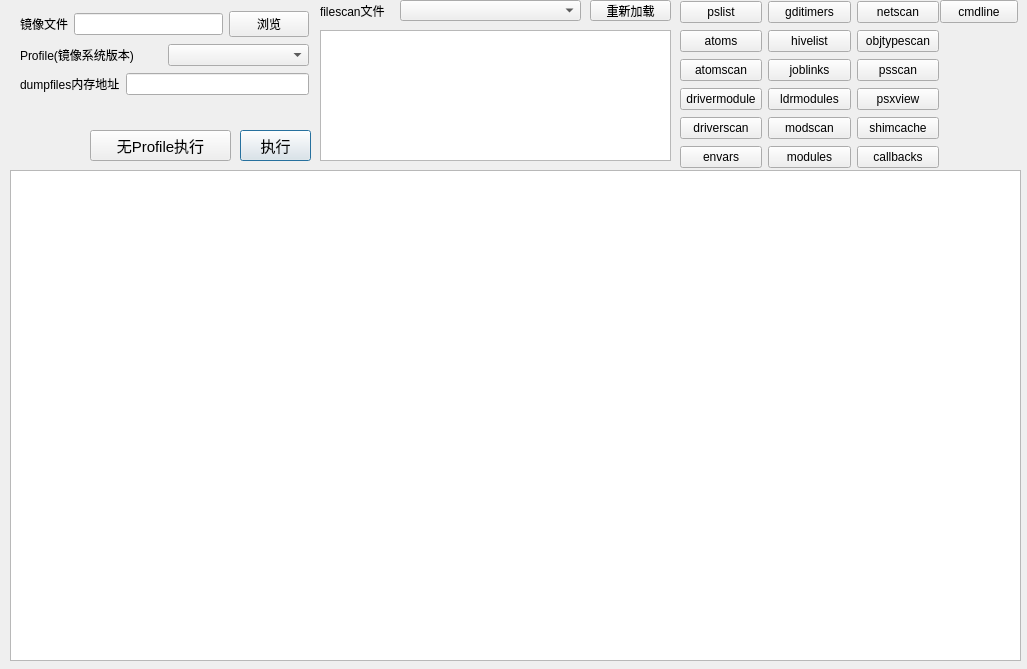
Old version of the form Guiv1.ui in the repository Tokeii0/VolatilityPro.
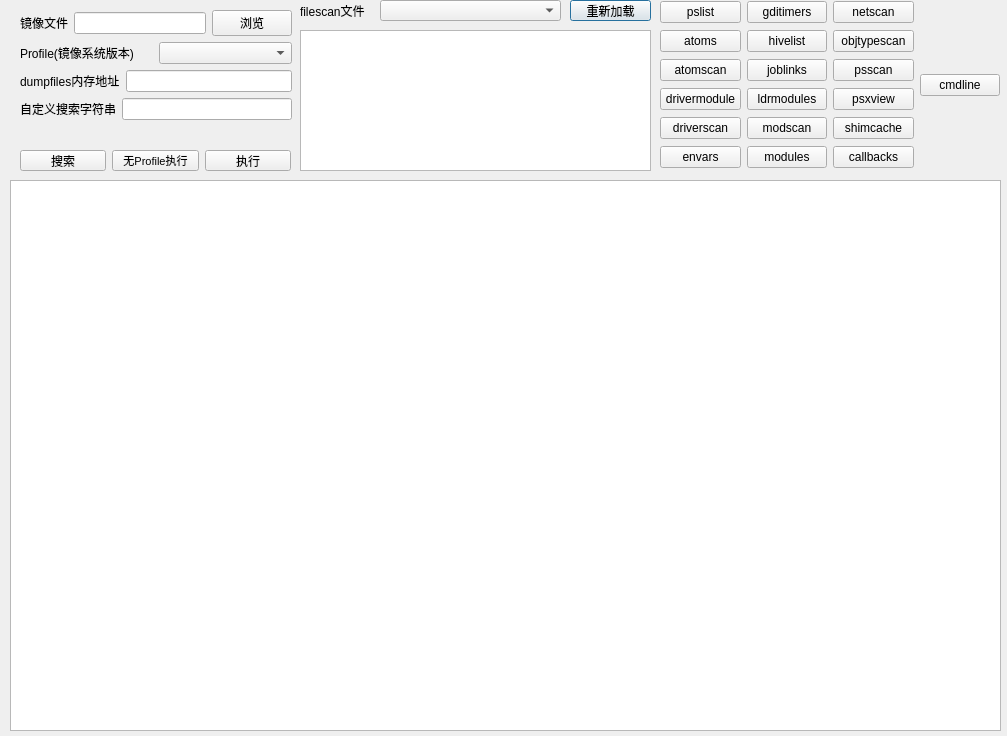
New version of the form. Icons and pictures are not drawn.

Commit message: 新增功能 内存镜像字符串搜索

Diff of the .ui file:
```diff
--- a/Guiv1.ui
+++ b/Guiv1.ui
@@ -6,55 +6,27 @@
    <rect>
     <x>0</x>
     <y>0</y>
-    <width>1027</width>
-    <height>669</height>
+    <width>1007</width>
+    <height>736</height>
    </rect>
   </property>
   <property name="windowTitle">
    <string>Dialog</string>
   </property>
-  <widget class="QPushButton" name="pushButton_2">
-   <property name="geometry">
-    <rect>
-     <x>240</x>
-     <y>130</y>
-     <width>71</width>
-     <height>31</height>
-    </rect>
-   </property>
-   <property name="font">
-    <font>
-     <pointsize>11</pointsize>
-    </font>
-   </property>
-   <property name="text">
-    <string>执行</string>
-   </property>
-   <property name="icon">
-    <iconset>
-     <normaloff>res/2.gif</normaloff>res/2.gif</iconset>
-   </property>
-   <property name="iconSize">
-    <size>
-     <width>20</width>
-     <height>20</height>
-    </size>
-   </property>
-  </widget>
   <widget class="QListWidget" name="listWidget">
    <property name="geometry">
     <rect>
-     <x>320</x>
+     <x>300</x>
      <y>30</y>
      <width>351</width>
-     <height>131</height>
+     <height>141</height>
     </rect>
    </property>
   </widget>
   <widget class="QComboBox" name="comboBox_2">
    <property name="geometry">
     <rect>
-     <x>400</x>
+     <x>380</x>
      <y>0</y>
      <width>181</width>
      <height>21</height>
@@ -64,7 +36,7 @@
   <widget class="QPushButton" name="reloadingButton">
    <property name="geometry">
     <rect>
-     <x>590</x>
+     <x>570</x>
      <y>0</y>
      <width>81</width>
      <height>21</height>
@@ -84,7 +56,7 @@
   <widget class="QLabel" name="label_5">
    <property name="geometry">
     <rect>
-     <x>320</x>
+     <x>300</x>
      <y>0</y>
      <width>71</width>
      <height>21</height>
@@ -99,8 +71,8 @@
     <rect>
      <x>20</x>
      <y>10</y>
-     <width>289</width>
-     <height>86</height>
+     <width>272</width>
+     <height>136</height>
     </rect>
    </property>
    <layout class="QVBoxLayout" name="verticalLayout_2">
@@ -161,69 +133,53 @@
       </item>
      </layout>
     </item>
+    <item>
+     <layout class="QHBoxLayout" name="horizontalLayout_5">
+      <item>
+       <widget class="QLabel" name="label_4">
+        <property name="text">
+         <string>自定义搜索字符串</string>
+        </property>
+       </widget>
+      </item>
+      <item>
+       <widget class="QLineEdit" name="lineEdit_findstr">
+        <property name="enabled">
+         <bool>true</bool>
+        </property>
+       </widget>
+      </item>
+     </layout>
+    </item>
+    <item>
+     <widget class="QLabel" name="dumpfilename">
+      <property name="lineWidth">
+       <number>2</number>
+      </property>
+      <property name="text">
+       <string/>
+      </property>
+     </widget>
+    </item>
    </layout>
   </widget>
-  <widget class="QLabel" name="dumpfilename">
-   <property name="geometry">
-    <rect>
-     <x>20</x>
-     <y>100</y>
-     <width>291</width>
-     <height>21</height>
-    </rect>
-   </property>
-   <property name="lineWidth">
-    <number>2</number>
-   </property>
-   <property name="text">
-    <string/>
-   </property>
-  </widget>
-  <widget class="QPushButton" name="pushButton_3">
-   <property name="geometry">
-    <rect>
-     <x>90</x>
-     <y>130</y>
-     <width>141</width>
-     <height>31</height>
-    </rect>
-   </property>
-   <property name="font">
-    <font>
-     <pointsize>11</pointsize>
-    </font>
-   </property>
-   <property name="text">
-    <string>无Profile执行</string>
-   </property>
-   <property name="icon">
-    <iconset>
-     <normaloff>res/2.gif</normaloff>res/2.gif</iconset>
-   </property>
-   <property name="iconSize">
-    <size>
-     <width>20</width>
-     <height>20</height>
-    </size>
-   </property>
-  </widget>
   <widget class="QTableWidget" name="tableWidget">
    <property name="geometry">
     <rect>
      <x>10</x>
-     <y>170</y>
-     <width>1011</width>
-     <height>491</height>
+     <y>180</y>
+     <width>991</width>
+     <height>551</height>
     </rect>
    </property>
   </widget>
   <widget class="QWidget" name="layoutWidget">
    <property name="geometry">
     <rect>
-     <x>680</x>
+     <x>660</x>
      <y>0</y>
-     <width>259</width>
-     <height>172</height>
+     <width>340</width>
+     <height>171</height>
     </rect>
    </property>
    <layout class="QHBoxLayout" name="horizontalLayout">
@@ -365,20 +321,92 @@
       </item>
      </layout>
     </item>
+    <item>
+     <widget class="QPushButton" name="pushButton_22">
+      <property name="text">
+       <string>cmdline</string>
+      </property>
+     </widget>
+    </item>
    </layout>
   </widget>
-  <widget class="QPushButton" name="pushButton_22">
+  <widget class="QWidget" name="">
    <property name="geometry">
     <rect>
-     <x>940</x>
-     <y>0</y>
-     <width>78</width>
-     <height>23</height>
+     <x>20</x>
+     <y>150</y>
+     <width>271</width>
+     <height>21</height>
     </rect>
    </property>
-   <property name="text">
-    <string>cmdline</string>
-   </property>
+   <layout class="QHBoxLayout" name="horizontalLayout_6">
+    <item>
+     <widget class="QPushButton" name="pushButton_find">
+      <property name="font">
+       <font>
+        <pointsize>9</pointsize>
+       </font>
+      </property>
+      <property name="text">
+       <string>搜索</string>
+      </property>
+      <property name="icon">
+       <iconset>
+        <normaloff>res/2.gif</normaloff>res/2.gif</iconset>
+      </property>
+      <property name="iconSize">
+       <size>
+        <width>20</width>
+        <height>20</height>
+       </size>
+      </property>
+     </widget>
+    </item>
+    <item>
+     <widget class="QPushButton" name="pushButton_3">
+      <property name="font">
+       <font>
+        <pointsize>8</pointsize>
+       </font>
+      </property>
+      <property name="text">
+       <string>无Profile执行</string>
+      </property>
+      <property name="icon">
+       <iconset>
+        <normaloff>res/2.gif</normaloff>res/2.gif</iconset>
+      </property>
+      <property name="iconSize">
+       <size>
+        <width>20</width>
+        <height>20</height>
+       </size>
+      </property>
+     </widget>
+    </item>
+    <item>
+     <widget class="QPushButton" name="pushButton_2">
+      <property name="font">
+       <font>
+        <pointsize>9</pointsize>
+       </font>
+      </property>
+      <property name="text">
+       <string>执行</string>
+      </property>
+      <property name="icon">
+       <iconset>
+        <normaloff>res/2.gif</normaloff>res/2.gif</iconset>
+      </property>
+      <property name="iconSize">
+       <size>
+        <width>20</width>
+        <height>20</height>
+       </size>
+      </property>
+     </widget>
+    </item>
+   </layout>
   </widget>
  </widget>
  <resources/>
```
The commit also changes 2 other files.
